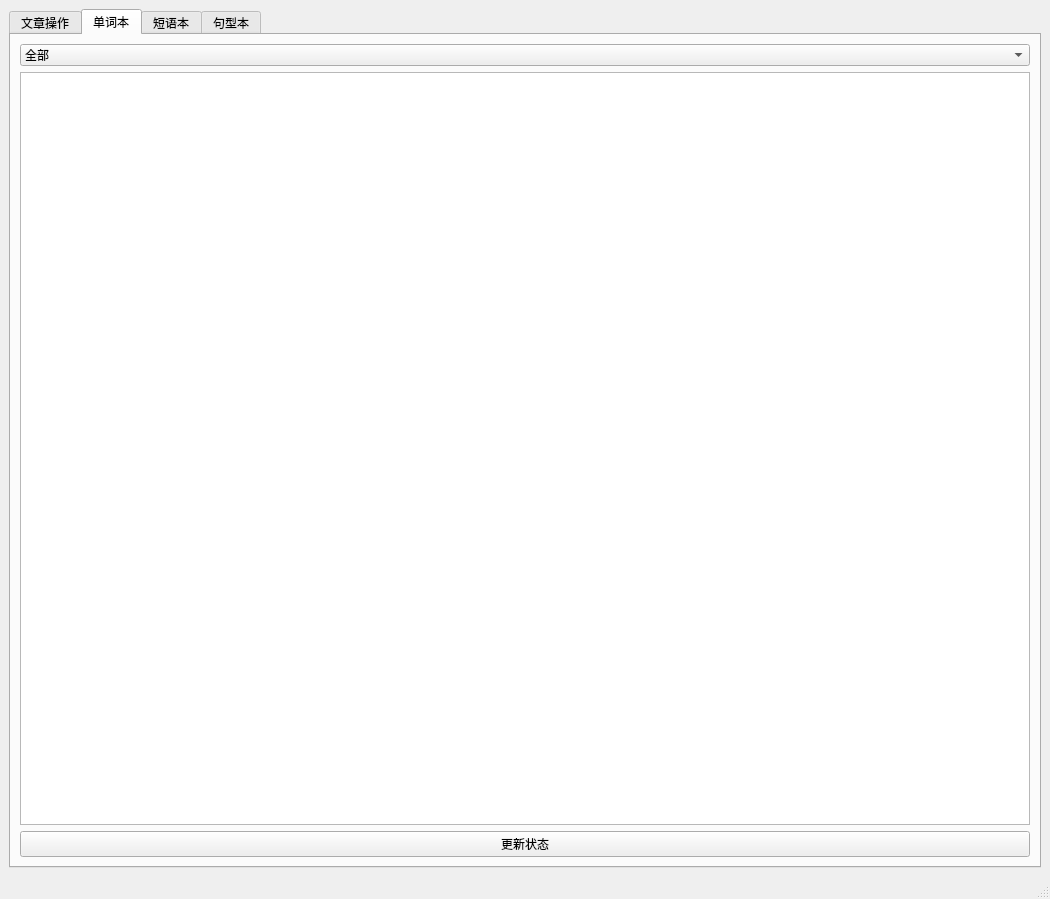
Above: window/wordsbook.ui from gaazau/MyEnglishIsPoor before the change. Below: the same form after it.
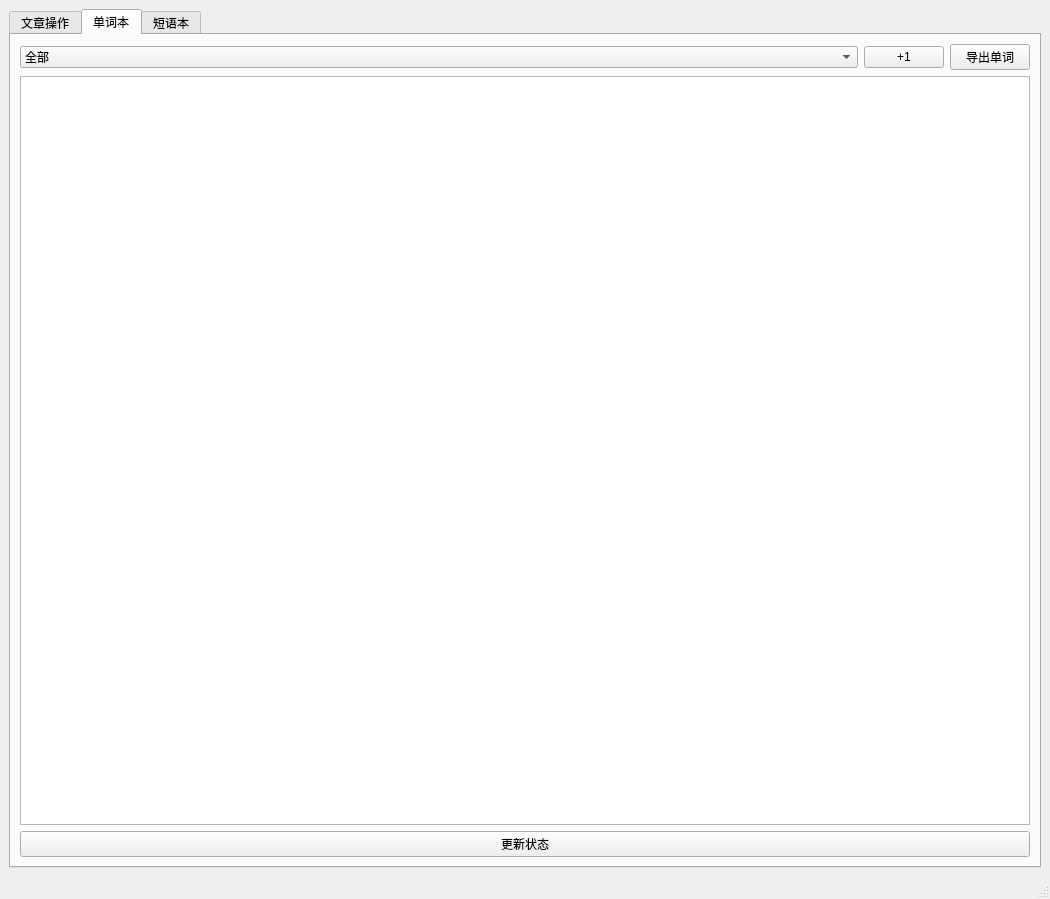
That is the form after the change.

The edit to the form file:
```diff
--- a/window/wordsbook.ui
+++ b/window/wordsbook.ui
@@ -129,6 +129,8 @@
          <layout class="QHBoxLayout" name="layout"/>
         </item>
         <item>
+         <layout class="QHBoxLayout" name="horizontalLayout_5" stretch="100,0,5">
+          <item>
          <widget class="QComboBox" name="cb_filter_words">
           <item>
            <property name="text">
@@ -152,10 +154,31 @@
           </item>
           <item>
            <property name="text">
-            <string>仅停用</string>
-           </property>
-          </item>
-         </widget>
+              <string>停用</string>
+             </property>
+            </item>
+            <item>
+             <property name="text">
+              <string>非停用</string>
+             </property>
+            </item>
+           </widget>
+          </item>
+          <item>
+           <widget class="QPushButton" name="btn_words_stop">
+            <property name="text">
+             <string>+1</string>
+            </property>
+           </widget>
+          </item>
+          <item>
+           <widget class="QPushButton" name="btn_words_ouput">
+            <property name="text">
+             <string>导出单词</string>
+            </property>
+           </widget>
+          </item>
+         </layout>
         </item>
         <item>
          <widget class="QTableView" name="tvWords">
@@ -186,19 +209,6 @@
         </item>
        </layout>
       </widget>
-      <widget class="QWidget" name="tab_grammer">
-       <attribute name="title">
-        <string>句型本</string>
-       </attribute>
-       <layout class="QVBoxLayout" name="verticalLayout_5">
-        <item>
-         <widget class="QComboBox" name="cbGrammer"/>
-        </item>
-        <item>
-         <widget class="QTableView" name="tvGrammer"/>
-        </item>
-       </layout>
-      </widget>
      </widget>
     </item>
    </layout>
```
Left out of the diff: 26 changed lines with no effect on the pictures. Lines whose indentation alone changed are shown as unchanged.
